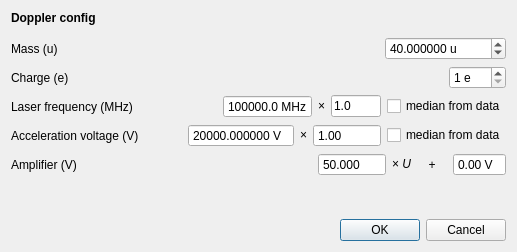
lasersphere/Tilda, file Tilda/Interface/LiveDataPlottingUi/Ui_DopplerConfig.ui: the form before one commit.
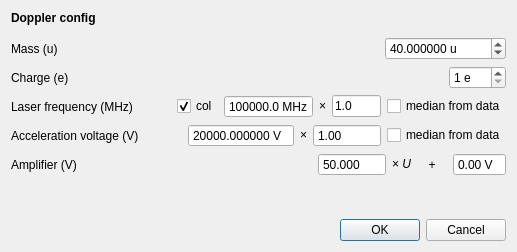
The form after the commit.

```diff
--- a/Tilda/Interface/LiveDataPlottingUi/Ui_DopplerConfig.ui
+++ b/Tilda/Interface/LiveDataPlottingUi/Ui_DopplerConfig.ui
@@ -184,6 +184,16 @@
        </property>
       </spacer>
      </item>
+     <item>
+      <widget class="QCheckBox" name="check_col">
+       <property name="text">
+        <string>col</string>
+       </property>
+       <property name="checked">
+        <bool>true</bool>
+       </property>
+      </widget>
+     </item>
      <item>
       <widget class="QDoubleSpinBox" name="d_laser_frequency">
        <property name="buttonSymbols">
```
Left out of the diff: 2 changed lines with no effect on the pictures.
